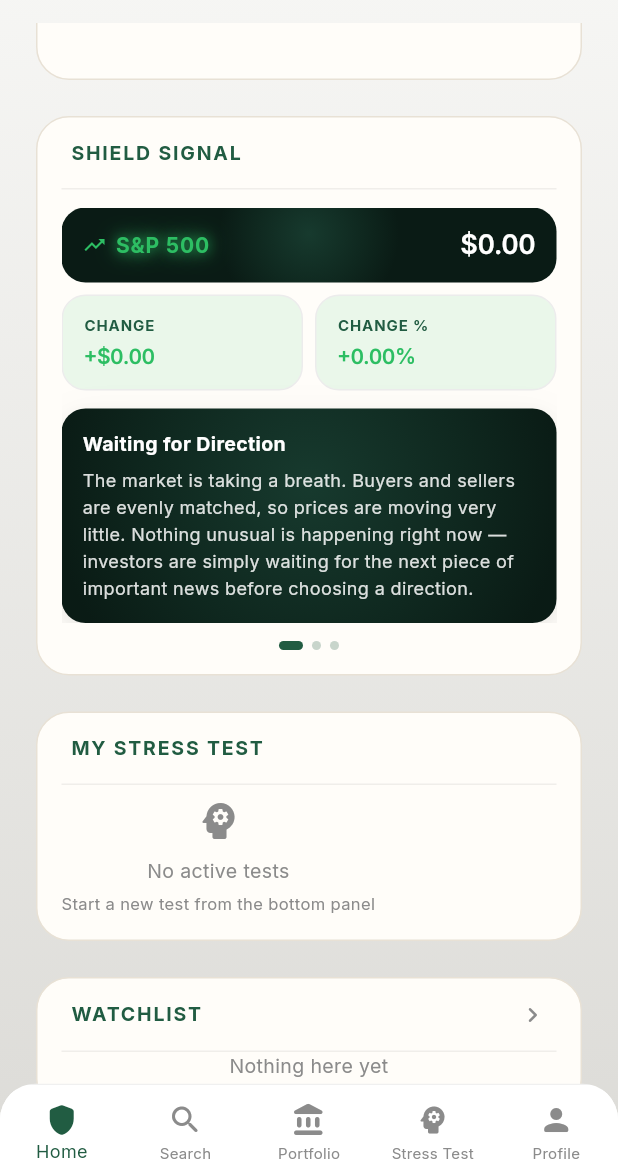
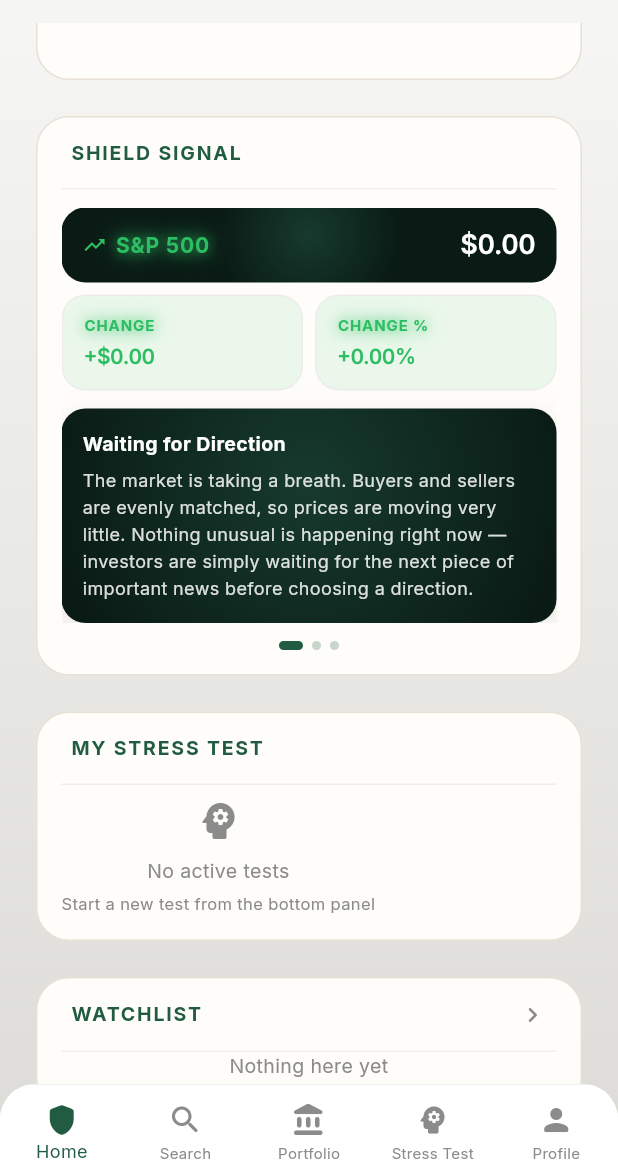
Before and after one commit to vofka198119-code/fomoshield, a Flutter app: the HomeScreen screen opened by its route, scrolled down 576 dp, on a phone screen of 412 x 824 dp, the part 61-1236 px from its top. Run offline on Flutter 3.47's test engine with Material 3 defaults, Android fonts, the phone set to English and light mode, and no system bars; our stand-ins replace cached_network_image, dio, firebase_core, firebase_crashlytics, fl_chart, flutter_dotenv and 8 more; accounts and stored records are empty; network calls fail.

Commit message:
feat: Luxury Gold — gold price text, divider gradient, themed dots
- themedPriceText/themedGoldGradient: canonical gold-gradient treatment
  for neutral price figures app-wide (excludes green/red change values)
- Change $/% window labels now colored by direction instead of always
  brand green
- themedDivider: header/section divider as a horizontal light->dark
  gold gradient, reusing titleGradient's tones
- Swipe-page dots now match button styling (gradient fill + glow on
  the active dot) instead of flat brand green

Confirms the Shield Signal pilot widget as visually complete: card,
window, and text treatments all approved on-device. Next: roll the
same AppPalette-driven pattern out to Home's other widgets.

```diff
--- a/lib/src/core/theme/app_palette.dart
+++ b/lib/src/core/theme/app_palette.dart
@@ -68,6 +68,12 @@ class AppPalette {
   /// this field existed.
   final Gradient? windowGradient;
 
+  /// Header/section divider — a horizontal left-to-right gradient (light
+  /// gold → dark gold for Luxury Gold), companion to [borderGradient]'s
+  /// vertical version. Null means "plain flat divider," same as before
+  /// this field existed.
+  final Gradient? dividerGradient;
+
   const AppPalette({
     this.background,
     this.backgroundGradient,
@@ -85,6 +91,7 @@ class AppPalette {
     this.glowShadow,
     this.cardGlow,
     this.windowGradient,
+    this.dividerGradient,
   });
 
   static const standard = AppPalette(
@@ -114,6 +121,7 @@ class AppPalette {
     glowShadow: LuxuryGoldTheme.glowShadow(),
     cardGlow: LuxuryGoldTheme.cardGlow(),
     windowGradient: LuxuryGoldTheme.windowGradient,
+    dividerGradient: LuxuryGoldTheme.dividerGradient,
   );
 }
 
--- a/lib/src/core/theme/luxury_gold_theme.dart
+++ b/lib/src/core/theme/luxury_gold_theme.dart
@@ -133,4 +133,17 @@ abstract final class LuxuryGoldTheme {
     offset: Offset(1.5, 1.5),
     blurRadius: 3,
   );
+
+  /// Header/section divider — LOCKED IN (2026-08-23): the same two-tone
+  /// gold family as [titleGradient] (light gold → base gold), just
+  /// rotated horizontal (left→right) instead of vertical, since a
+  /// divider is a thin strip rather than lettering. Reuses
+  /// [_titleHighlight]/[accentGold] rather than re-deriving new tones —
+  /// same "border and title share one gradient definition" principle
+  /// this theme has kept everywhere else.
+  static const dividerGradient = LinearGradient(
+    begin: Alignment.centerLeft,
+    end: Alignment.centerRight,
+    colors: [_titleHighlight, accentGold],
+  );
 }
--- /dev/null
+++ b/lib/src/core/theme/themed_divider.dart
@@ -0,0 +1,33 @@
+import 'package:flutter/material.dart';
+import 'app_palette.dart';
+
+// ---------------------------------------------------------------------------
+// Themed divider — the canonical header/section divider treatment: a
+// horizontal left-to-right gradient (companion to [AppPalette.borderGradient]'s
+// vertical version) once a theme defines [AppPalette.dividerGradient].
+// Falls back to a plain flat divider otherwise (Standard, or any future
+// theme that doesn't opt in) — same look every existing hand-rolled
+// `Divider(color: Colors.black.withValues(alpha: 0.06))` call already had.
+// ---------------------------------------------------------------------------
+
+Widget themedDivider(
+  AppPalette palette, {
+  double indent = 16,
+  double endIndent = 16,
+  double height = 1,
+}) {
+  final gradient = palette.dividerGradient;
+  if (gradient == null) {
+    return Divider(
+      height: height,
+      indent: indent,
+      endIndent: endIndent,
+      color: Colors.black.withValues(alpha: 0.06),
+    );
+  }
+  return Container(
+    height: height,
+    margin: EdgeInsets.only(left: indent, right: endIndent),
+    decoration: BoxDecoration(gradient: gradient),
+  );
+}
--- a/lib/src/core/theme/themed_header.dart
+++ b/lib/src/core/theme/themed_header.dart
@@ -18,20 +18,12 @@ import 'app_palette.dart';
 // as before this existed.
 // ---------------------------------------------------------------------------
 
-Widget themedHeaderText(
-  String text,
-  AppPalette palette,
-  TextStyle baseStyle,
-) {
-  final child = Text(
-    text,
-    style: baseStyle.copyWith(
-      color: palette.titleGradient != null
-          ? Colors.white
-          : palette.accentPrimary,
-      shadows: palette.titleShadow != null ? [palette.titleShadow!] : null,
-    ),
-  );
+/// Wraps [child] in the theme's metallic gold ShaderMask (same recipe
+/// [themedHeaderText]/[themedHeaderIcon] use), or returns it unchanged
+/// when the palette doesn't define one. [child] must already be colored
+/// white (or near-white) — `BlendMode.modulate` multiplies the gradient
+/// through whatever color is underneath, so anything darker mutes it.
+Widget themedGoldGradient(Widget child, AppPalette palette) {
   if (palette.titleGradient == null) return child;
   return ShaderMask(
     blendMode: BlendMode.modulate,
@@ -40,23 +32,61 @@ Widget themedHeaderText(
   );
 }
 
+Widget themedHeaderText(
+  String text,
+  AppPalette palette,
+  TextStyle baseStyle,
+) {
+  return themedGoldGradient(
+    Text(
+      text,
+      style: baseStyle.copyWith(
+        color: palette.titleGradient != null
+            ? Colors.white
+            : palette.accentPrimary,
+        shadows: palette.titleShadow != null ? [palette.titleShadow!] : null,
+      ),
+    ),
+    palette,
+  );
+}
+
 Widget themedHeaderIcon(
   IconData icon,
   AppPalette palette, {
   double size = 24,
 }) {
-  final child = Icon(
+  return themedGoldGradient(
+    Icon(
       icon,
       size: size,
       color: palette.titleGradient != null
           ? Colors.white
           : palette.accentPrimary,
       shadows: palette.titleShadow != null ? [palette.titleShadow!] : null,
-  );
-  if (palette.titleGradient == null) return child;
-  return ShaderMask(
-    blendMode: BlendMode.modulate,
-    shaderCallback: (bounds) => palette.titleGradient!.createShader(bounds),
-    child: child,
+    ),
+    palette,
   );
 }
+
+// ---------------------------------------------------------------------------
+// Themed price text — the canonical treatment for EVERY neutral price
+// figure app-wide (a $ value with no up/down meaning of its own — an
+// index price, a holding's market value, a portfolio balance) once a
+// theme defines [AppPalette.titleGradient]: the same metallic gold sheen
+// used on header titles. Confirmed 2026-08-23 on Shield Signal's index
+// price cell as the pattern to replicate at every other plain-price call
+// site in the app.
+//
+// Do NOT use this for a price/percent/amount that already carries its own
+// up-down color (P&L, change $, change %, any gain/loss figure) — those
+// keep [ThemeV2.success]/[ThemeV2.loss] (or the palette equivalent)
+// untouched; the green/red signal is the point there, not gold.
+// ---------------------------------------------------------------------------
+
+Widget themedPriceText(String text, AppPalette palette, TextStyle baseStyle) {
+  return themedGoldGradient(
+    Text(text, style: baseStyle.copyWith(color: Colors.white)),
+    palette,
+  );
+}
--- a/lib/src/features/home/widgets/shield_signal_widget.dart
+++ b/lib/src/features/home/widgets/shield_signal_widget.dart
@@ -7,6 +7,7 @@ import '../../../core/theme/fomo_shield_theme.dart';
 import '../../../core/theme/app_palette.dart';
 import '../../../core/theme/themed_header.dart';
 import '../../../core/theme/themed_border.dart';
+import '../../../core/theme/themed_divider.dart';
 import '../../../core/theme/theme_variant_provider.dart';
 import '../../../shared/utils/currency_format.dart';
 import '../../../shared/widgets/card_frame.dart';
@@ -130,6 +131,7 @@ class _ShieldSignalWidgetState extends ConsumerState<ShieldSignalWidget> {
                 count: indices.length,
                 current: safeIndex,
                 onTap: (i) => _goTo(i, indices.length),
+                palette: palette,
               ),
             ],
           );
@@ -159,14 +161,7 @@ class _ShieldSignalWidgetState extends ConsumerState<ShieldSignalWidget> {
               FomoShieldTheme.cardTitle(),
             ),
           ),
-          Divider(
-            height: 1,
-            indent: 16,
-            endIndent: 16,
-            color: palette.cardGradient != null
-                ? palette.border.withValues(alpha: 0.4)
-                : Colors.black.withValues(alpha: 0.06),
-          ),
+          themedDivider(palette),
           Padding(
             padding: const EdgeInsets.fromLTRB(16, 12, 16, 16),
             child: child,
@@ -180,7 +175,14 @@ class _ShieldSignalWidgetState extends ConsumerState<ShieldSignalWidget> {
     required int count,
     required int current,
     required void Function(int) onTap,
+    required AppPalette palette,
   }) {
+    // Same treatment as buttons: active dot fills with the theme's button
+    // gradient (+ its glow) instead of a flat brand color; inactive dots
+    // dim the theme's own accent instead of the brand green. Null
+    // buttonGradient (Standard theme) falls back to the original flat
+    // ThemeV2.primary look, unchanged.
+    final buttonGradient = palette.buttonGradient;
     return Row(
       mainAxisAlignment: MainAxisAlignment.center,
       children: List.generate(count, (i) {
@@ -193,10 +195,23 @@ class _ShieldSignalWidgetState extends ConsumerState<ShieldSignalWidget> {
             width: isActive ? 16 : 6,
             height: 6,
             decoration: BoxDecoration(
-              color: isActive
-                  ? ThemeV2.primary
-                  : ThemeV2.primary.withValues(alpha: 0.25),
+              color: buttonGradient == null
+                  ? (isActive
+                        ? ThemeV2.primary
+                        : ThemeV2.primary.withValues(alpha: 0.25))
+                  : (isActive
+                        ? null
+                        : palette.accentPrimary.withValues(alpha: 0.25)),
+              gradient: buttonGradient != null && isActive
+                  ? buttonGradient
+                  : null,
               borderRadius: BorderRadius.circular(3),
+              boxShadow:
+                  buttonGradient != null &&
+                      isActive &&
+                      palette.glowShadow != null
+                  ? [palette.glowShadow!]
+                  : null,
             ),
           ),
         );
@@ -239,6 +254,7 @@ class _IndexView extends StatelessWidget {
             labelColor: changeColor,
             labelGlowColor: changeColor,
             valueColor: Colors.white,
+            goldValue: true,
             leadingIcon: isUp ? Icons.trending_up : Icons.trending_down,
             leadingIconColor: changeColor,
             horizontalLayout: true,
@@ -259,6 +275,8 @@ class _IndexView extends StatelessWidget {
                   valueFontSize: 14,
                   bgColor: changeBg,
                   valueColor: changeColor,
+                  labelColor: changeColor,
+                  labelGlowColor: changeColor,
                   palette: palette,
                 ),
               ),
@@ -270,10 +288,13 @@ class _IndexView extends StatelessWidget {
                 borderRadius: cellRadius,
                 child: _cell(
                   label: l10n.shieldSignalChangePercent,
-                  value: '${isUp ? '+' : ''}${index.change.toStringAsFixed(2)}%',
+                  value:
+                      '${isUp ? '+' : ''}${index.change.toStringAsFixed(2)}%',
                   valueFontSize: 14,
                   bgColor: changeBg,
                   valueColor: changeColor,
+                  labelColor: changeColor,
+                  labelGlowColor: changeColor,
                   palette: palette,
                 ),
               ),
@@ -335,6 +356,10 @@ class _IndexView extends StatelessWidget {
     double valueFontSize = 18,
     double labelFontSize = 10,
     bool horizontalLayout = false,
+    // Canonical gold treatment for a neutral price with no up/down meaning
+    // of its own (see themedPriceText's doc comment) — never combine with
+    // a green/red valueColor, the two are mutually exclusive by design.
+    bool goldValue = false,
   }) {
     final labelText = Text(
       label,
@@ -371,15 +396,15 @@ class _IndexView extends StatelessWidget {
               labelText,
             ],
           );
-    final valueText = Text(
-      value,
-      style: interNums(
-        fontSize: valueFontSize,
-        fontWeight: FontWeight.w600,
-        color: valueColor ?? ThemeV2.textPrimary,
-        letterSpacing: -0.3,
-      ),
+    final valueStyle = interNums(
+      fontSize: valueFontSize,
+      fontWeight: FontWeight.w600,
+      color: valueColor ?? ThemeV2.textPrimary,
+      letterSpacing: -0.3,
     );
+    final valueText = goldValue
+        ? themedPriceText(value, palette, valueStyle)
+        : Text(value, style: valueStyle);
 
     // The gradient-border wrapper (themedBorder) already draws a border
     // around this cell when the theme defines one — don't also draw this
@@ -393,7 +418,9 @@ class _IndexView extends StatelessWidget {
     // up/down signal still comes through via labelColor/valueColor.
     final effectiveGradient =
         gradient ??
-        (hasThemedBorder ? (palette.windowGradient ?? darkCardGradient()) : null);
+        (hasThemedBorder
+            ? (palette.windowGradient ?? darkCardGradient())
+            : null);
     return Container(
       width: double.infinity,
       padding: const EdgeInsets.symmetric(horizontal: 14, vertical: 12),
--- a/pubspec.yaml
+++ b/pubspec.yaml
@@ -1,7 +1,7 @@
 name: scanco
 description: "F.O.M.O. Shield — Invest with discipline, not emotion"
 publish_to: 'none'
-version: 1.0.0+42
+version: 1.0.0+43
 
 environment:
   sdk: ^3.12.1
```
Lines whose indentation alone changed are shown as unchanged.
